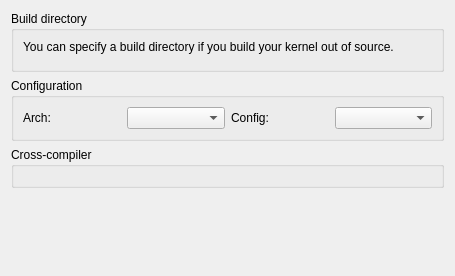
Old version of the form kdevkernelconfigwidget.ui in the repository Gnurou/kdev-kernel.
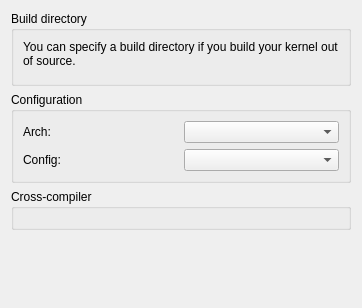
New version of the form. Custom widgets are drawn as their Qt base class.

Commit message: Fix layout of config dialog

Diff of the .ui file:
```diff
--- a/kdevkernelconfigwidget.ui
+++ b/kdevkernelconfigwidget.ui
@@ -6,8 +6,8 @@
    <rect>
     <x>0</x>
     <y>0</y>
-    <width>455</width>
-    <height>276</height>
+    <width>362</width>
+    <height>308</height>
    </rect>
   </property>
   <property name="windowTitle">
@@ -48,7 +48,7 @@
      <property name="title">
       <string>Configuration</string>
      </property>
-     <layout class="QHBoxLayout" name="horizontalLayout">
+     <layout class="QVBoxLayout" name="verticalLayout_2">
       <item>
        <layout class="QHBoxLayout" name="horizontalLayout_2">
         <item>
```
